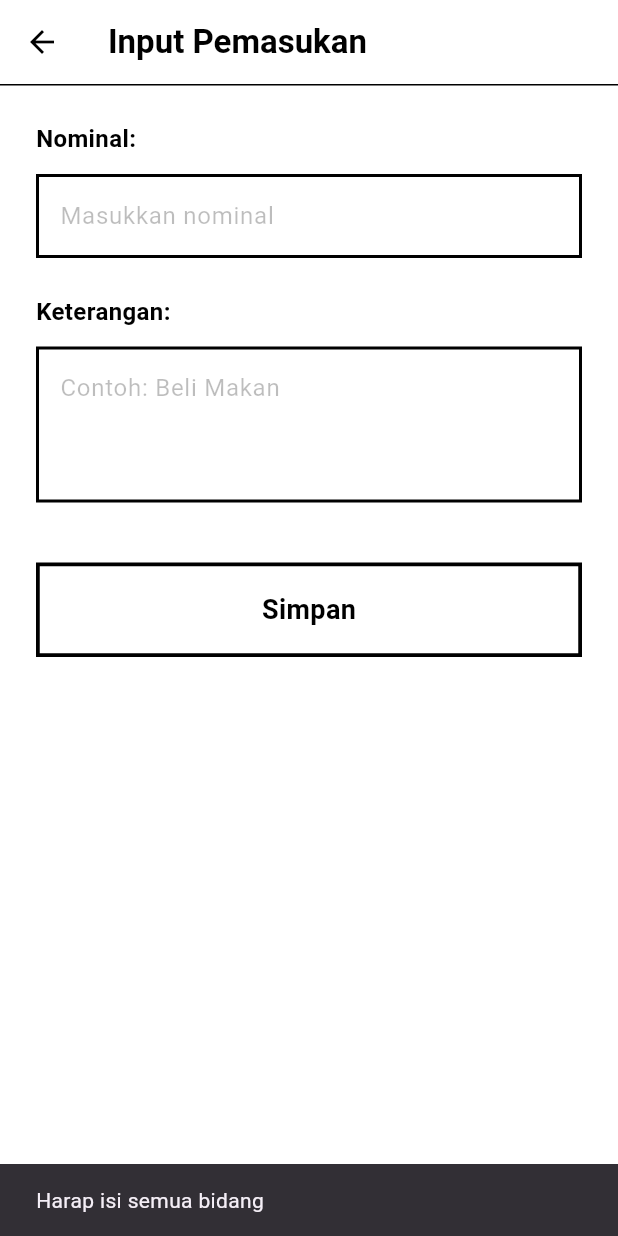
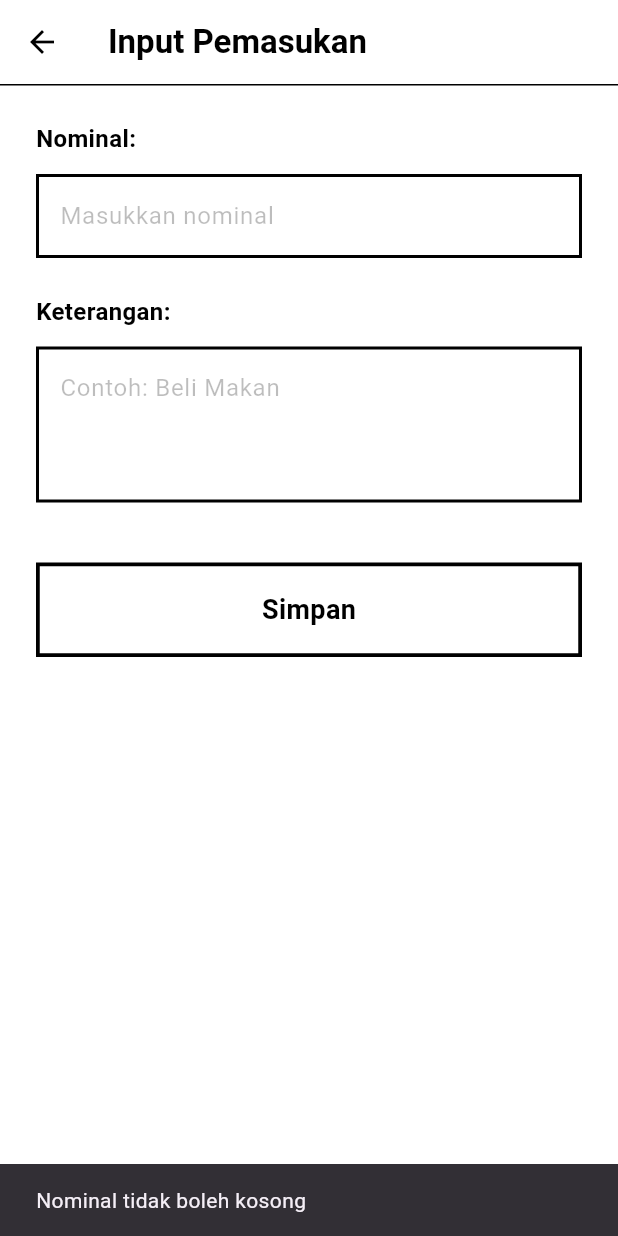
Before and after one commit to hifnikhalid18-lang/Smartkas, a Flutter app: the InputScreen screen opened directly, after a tap on "Simpan", on a phone screen of 412 x 824 dp. Run offline on Flutter 3.47's test engine with Material 3 defaults, Android fonts, the phone set to English and light mode, and no system bars.

Commit message:
feat: add basic validation for transaction input

```diff
--- a/lib/screens/input_screen.dart
+++ b/lib/screens/input_screen.dart
@@ -25,16 +25,18 @@ class _InputScreenState extends State<InputScreen> {
   }
 
   void _simpan() {
-    final String nominalText = _nominalController.text;
-    final String keterangan = _keteranganController.text;
+    final String nominalText = _nominalController.text.trim();
+    final String keterangan = _keteranganController.text.trim();
 
-    if (nominalText.isEmpty || keterangan.isEmpty) {
+    // Validasi Nominal tidak boleh kosong
+    if (nominalText.isEmpty) {
       ScaffoldMessenger.of(context).showSnackBar(
-        const SnackBar(content: Text('Harap isi semua bidang')),
+        const SnackBar(content: Text('Nominal tidak boleh kosong')),
       );
       return;
     }
 
+    // Validasi Nominal harus angka
     final double? nominal = double.tryParse(nominalText);
     if (nominal == null) {
       ScaffoldMessenger.of(context).showSnackBar(
@@ -43,8 +45,11 @@ class _InputScreenState extends State<InputScreen> {
       return;
     }
 
+    // Keterangan minimal 1 karakter (opsional tapi diset default jika kosong)
+    final String finalKeterangan = keterangan.isEmpty ? 'Tanpa keterangan' : keterangan;
+
     final transaction = TransactionModel(
-      title: keterangan,
+      title: finalKeterangan,
       amount: nominal,
       date: DateTime.now(),
       type: widget.type == 'Pemasukan'
```
